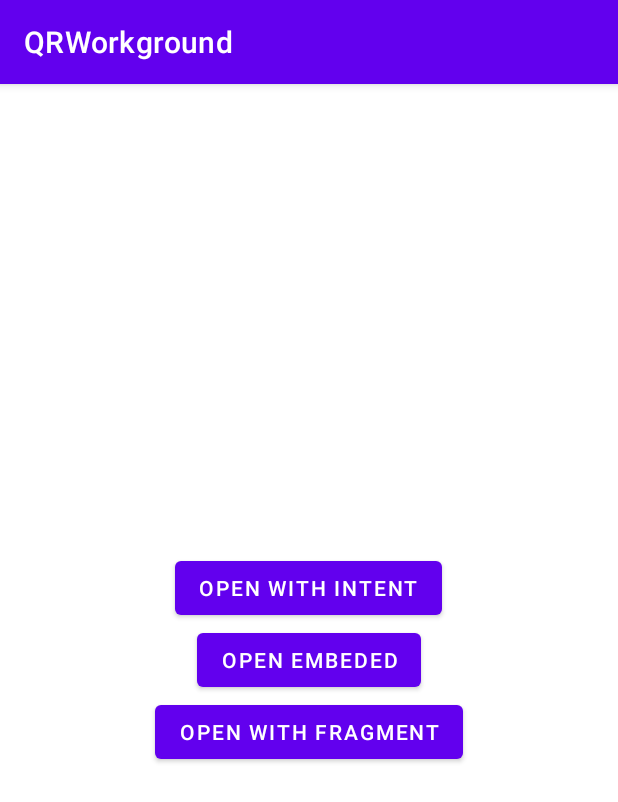
After one commit to MahmoudMabrok/QrWorkground, an Android app: the fragment ScanListFragment placed in its activity, on a phone screen of 412 x 824 dp. The commit adds this screen. Shown: the top 802 px of the screen. Run offline under Robolectric (Android 15) with nearby library versions, the phone set to English and light mode, and no system bars; libraries missing offline, so code that uses them is left out: com.journeyapps.barcodescanner.

Commit message:
feat: add scan with intents

```diff
--- a/app/build.gradle
+++ b/app/build.gradle
@@ -37,6 +37,7 @@ dependencies {
     implementation 'androidx.appcompat:appcompat:1.4.1'
     implementation 'com.google.android.material:material:1.6.0'
     implementation 'androidx.constraintlayout:constraintlayout:2.1.3'
+    implementation 'androidx.legacy:legacy-support-v4:1.0.0'
     testImplementation 'junit:junit:4.13.2'
     androidTestImplementation 'androidx.test.ext:junit:1.1.3'
     androidTestImplementation 'androidx.test.espresso:espresso-core:3.4.0'
--- a/app/src/main/AndroidManifest.xml
+++ b/app/src/main/AndroidManifest.xml
@@ -10,6 +10,9 @@
         android:roundIcon="@mipmap/ic_launcher_round"
         android:supportsRtl="true"
         android:theme="@style/Theme.QRWorkground">
+        <activity
+            android:name=".scan.ScanActivity"
+            android:exported="false" />
         <activity
             android:name=".generate.GenerateActivity"
             android:exported="false" />
--- a/app/src/main/java/edu/mahmoud/qrworkground/MainActivity.kt
+++ b/app/src/main/java/edu/mahmoud/qrworkground/MainActivity.kt
@@ -5,6 +5,7 @@ import androidx.appcompat.app.AppCompatActivity
 import android.os.Bundle
 import android.widget.Button
 import edu.mahmoud.qrworkground.generate.GenerateActivity
+import edu.mahmoud.qrworkground.scan.ScanActivity
 
 class MainActivity : AppCompatActivity() {
     override fun onCreate(savedInstanceState: Bundle?) {
@@ -15,6 +16,9 @@ class MainActivity : AppCompatActivity() {
             startActivity(Intent(this, GenerateActivity::class.java))
         }
 
+        findViewById<Button>(R.id.btnScan).setOnClickListener {
+            startActivity(Intent(this, ScanActivity::class.java))
+        }
 
     }
 }
--- a/app/src/main/java/edu/mahmoud/qrworkground/Utils.kt
+++ b/app/src/main/java/edu/mahmoud/qrworkground/Utils.kt
@@ -4,9 +4,10 @@ import androidx.fragment.app.Fragment
 import androidx.fragment.app.FragmentManager
 
 
-fun openFragment(manager:FragmentManager , fragment:Fragment){
+fun openFragment(manager:FragmentManager , fragment:Fragment, addTOBack:Boolean = false){
+    val tag = fragment::class.java.name
     manager.beginTransaction()
-        .add(fragment , fragment::class.java.name)
-        .addToBackStack(fragment::class.java.name)
+        .add(fragment , tag)
+        .apply { if (addTOBack) addToBackStack(tag) }
         .commit()
 }
--- /dev/null
+++ b/app/src/main/java/edu/mahmoud/qrworkground/scan/ScanActivity.kt
@@ -0,0 +1,14 @@
+package edu.mahmoud.qrworkground.scan
+
+import androidx.appcompat.app.AppCompatActivity
+import android.os.Bundle
+import edu.mahmoud.qrworkground.R
+import edu.mahmoud.qrworkground.openFragment
+
+class ScanActivity : AppCompatActivity() {
+    override fun onCreate(savedInstanceState: Bundle?) {
+        super.onCreate(savedInstanceState)
+        setContentView(R.layout.activity_scan)
+        openFragment(supportFragmentManager , ScanListFragment())
+    }
+}
--- /dev/null
+++ b/app/src/main/java/edu/mahmoud/qrworkground/scan/ScanListFragment.kt
@@ -0,0 +1,62 @@
+package edu.mahmoud.qrworkground.scan
+
+import android.content.Intent
+import android.os.Bundle
+import androidx.fragment.app.Fragment
+import android.view.LayoutInflater
+import android.view.View
+import android.view.ViewGroup
+import android.widget.Button
+import edu.mahmoud.qrworkground.R
+import edu.mahmoud.qrworkground.generate.GenerateActivity
+import com.journeyapps.barcodescanner.ScanOptions
+
+import android.widget.Toast
+import androidx.activity.result.ActivityResultCallback
+
+import com.journeyapps.barcodescanner.ScanContract
+
+import androidx.activity.result.ActivityResultLauncher
+import com.journeyapps.barcodescanner.ScanIntentResult
+
+
+class ScanListFragment : Fragment() {
+
+    override fun onCreateView(
+        inflater: LayoutInflater, container: ViewGroup?,
+        savedInstanceState: Bundle?
+    ): View? {
+        // Inflate the layout for this fragment
+        return inflater.inflate(R.layout.fragment_scan_list, container, false)
+    }
+
+
+    override fun onViewCreated(view: View, savedInstanceState: Bundle?) {
+        super.onViewCreated(view, savedInstanceState)
+
+        view.findViewById<Button>(R.id.openScanWithIntent).setOnClickListener {
+            onButtonClick()
+        }
+    }
+
+    // Register the launcher and result handler
+    private val barcodeLauncher = registerForActivityResult(
+        ScanContract()
+    ) { result: ScanIntentResult ->
+        if (result.contents == null) {
+            Toast.makeText(requireContext(), "Cancelled", Toast.LENGTH_LONG).show()
+        } else {
+            Toast.makeText(
+                requireContext(),
+                "Scanned: " + result.contents,
+                Toast.LENGTH_LONG
+            ).show()
+        }
+    }
+
+    // Launch
+    fun onButtonClick() {
+        barcodeLauncher.launch(ScanOptions())
+    }
+
+}
--- /dev/null
+++ b/app/src/main/res/layout/activity_scan.xml
@@ -0,0 +1,14 @@
+<?xml version="1.0" encoding="utf-8"?>
+<androidx.constraintlayout.widget.ConstraintLayout xmlns:android="http://schemas.android.com/apk/res/android"
+    xmlns:app="http://schemas.android.com/apk/res-auto"
+    xmlns:tools="http://schemas.android.com/tools"
+    android:layout_width="match_parent"
+    android:layout_height="match_parent"
+    tools:context=".scan.ScanActivity">
+
+    <FrameLayout
+        android:id="@+id/scanListContainer"
+        android:layout_width="match_parent"
+        android:layout_height="match_parent"/>
+
+</androidx.constraintlayout.widget.ConstraintLayout>
--- /dev/null
+++ b/app/src/main/res/layout/fragment_scan_list.xml
@@ -0,0 +1,40 @@
+<?xml version="1.0" encoding="utf-8"?>
+<LinearLayout xmlns:android="http://schemas.android.com/apk/res/android"
+    xmlns:tools="http://schemas.android.com/tools"
+    android:layout_width="match_parent"
+    android:layout_height="match_parent"
+    tools:context=".scan.ScanListFragment"
+    android:orientation="vertical"
+    android:gravity="center">
+
+
+    <Button
+        android:id="@+id/openScanWithIntent"
+        android:layout_width="wrap_content"
+        android:layout_height="wrap_content"
+        android:text="@string/open_with_intent"
+        />
+
+    <Button
+        android:id="@+id/openEmbded"
+        android:layout_width="wrap_content"
+        android:layout_height="wrap_content"
+        android:text="open embeded"
+        />
+
+
+    <Button
+        android:id="@+id/openWithFragment"
+        android:layout_width="wrap_content"
+        android:layout_height="wrap_content"
+        android:text="open with fragment"
+        />
+
+
+
+
+
+
+
+
+</LinearLayout>
--- a/app/src/main/res/values/strings.xml
+++ b/app/src/main/res/values/strings.xml
@@ -2,4 +2,7 @@
     <string name="app_name">QRWorkground</string>
     <string name="scan">Scan</string>
     <string name="generate">Generate</string>
+    <!-- TODO: Remove or change this placeholder text -->
+    <string name="hello_blank_fragment">Hello blank fragment</string>
+    <string name="open_with_intent">open with intent</string>
 </resources>
```
